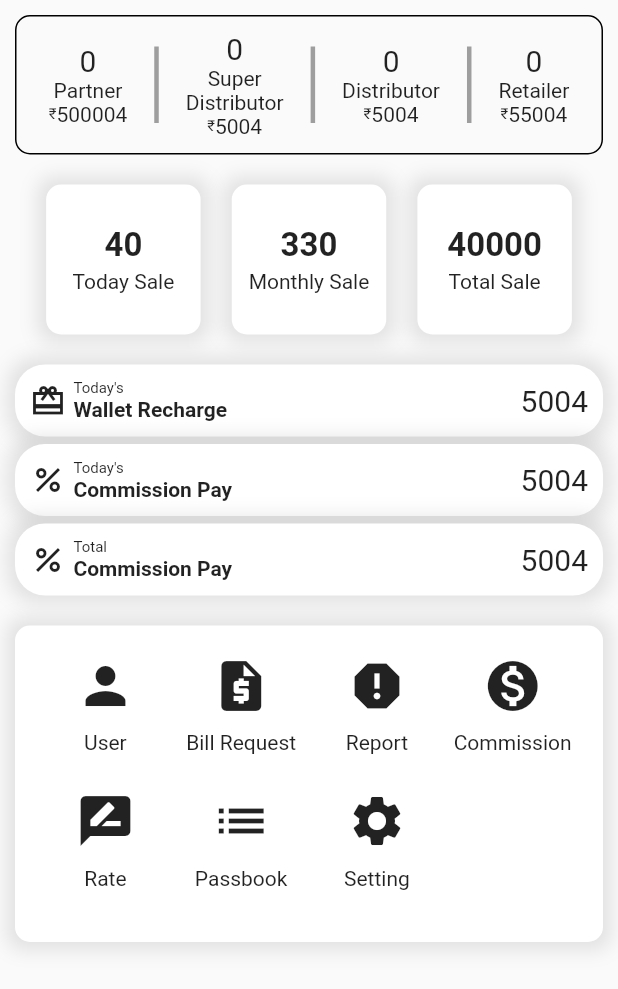
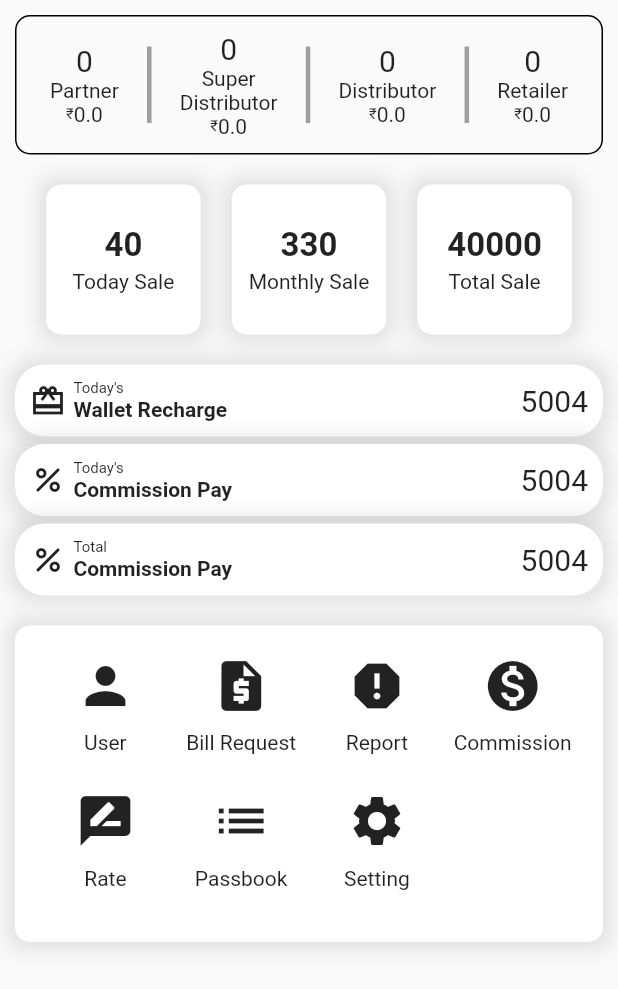
Before and after one commit to ar-nex/electrict_bill, a Flutter app: the Admin widget shown alone on an empty page, opened directly, on a phone screen of 412 x 824 dp. Shown: the top 989 px of the screen. Run offline on Flutter 3.47's test engine with Material 2 defaults, Android fonts, the phone set to English and light mode, and no system bars; our stand-ins replace flutter_secure_storage, shared_preferences; accounts and stored records are empty; network calls fail.

Commit message:
modified 2

```diff
--- a/lib/dashboard/admin.dart
+++ b/lib/dashboard/admin.dart
@@ -32,7 +32,8 @@ class _AdminState extends State<Admin> {
 
   @override
   void initState() {
-    // TODO: implement initState
+    // TODO: implement initState0+
+
     super.initState();
     getInitData();
   }
@@ -51,12 +52,12 @@ class _AdminState extends State<Admin> {
         _superCount = data['super_count'];
         _distributorCount = data['distributor_count'];
         _retailerCount = data['retailer_count'];
-        _partnerBalance = data['partner_balance'];
-        _superBalance = data['super_balance'];
-        _distributorBalance = data['distributor_balance'];
-        _retailerBalance = data['retailer_balance'];
-        _superCount = data['superCount'];
-        _distributorCount = data['distributorCount'];
+        _partnerBalance = data['partner_balance'].toDouble();
+        _superBalance = data['super_balance'].toDouble();
+        _distributorBalance = data['distributor_balance'].toDouble();
+        _retailerBalance = data['retailer_balance'].toDouble();
+        _superCount = data['super_count'];
+        _distributorCount = data['distributor_count'];
         _gotServerInitialData = true;
       });
     } else {
@@ -83,25 +84,27 @@ class _AdminState extends State<Admin> {
               child: Row(
                   mainAxisAlignment: MainAxisAlignment.spaceEvenly,
                   children: [
-                    _userStat(_partnerCount, "Partner", 500004),
+                    _userStat(_partnerCount, "Partner", _partnerBalance),
                     const VerticalDivider(
                         thickness: 3,
                         indent: 10,
                         endIndent: 10,
                         color: Colors.grey),
-                    _userStat(_superCount, "Super \nDistributor", 5004),
+                    _userStat(
+                        _superCount, "Super \nDistributor", _superBalance),
                     const VerticalDivider(
                         thickness: 3,
                         indent: 10,
                         endIndent: 10,
                         color: Colors.grey),
-                    _userStat(_distributorCount, "Distributor", 5004),
+                    _userStat(
+                        _distributorCount, "Distributor", _distributorBalance),
                     const VerticalDivider(
                         thickness: 3,
                         indent: 10,
                         endIndent: 10,
                         color: Colors.grey),
-                    _userStat(_retailerCount, "Retailer", 55004),
+                    _userStat(_retailerCount, "Retailer", _retailerBalance),
                   ]),
             ),
           ),
@@ -235,7 +238,7 @@ GestureDetector _dashIcon(context, IconData icon, String title) {
   );
 }
 
-Widget _userStat(int number, String usertype, int balance) {
+Widget _userStat(int number, String usertype, double balance) {
   return Column(
     mainAxisAlignment: MainAxisAlignment.center,
     children: [
--- a/lib/login.dart
+++ b/lib/login.dart
@@ -70,7 +70,7 @@ class _LoginState extends State<Login> {
           'mobile': _mobileController.text,
           'password': _passwordController.text
         }));
-    print(response.statusCode);
+    //print(response.statusCode);
     if (response.statusCode == 200) {
       final respBody = json.decode(response.body);
       bool success = respBody['success'];
```
